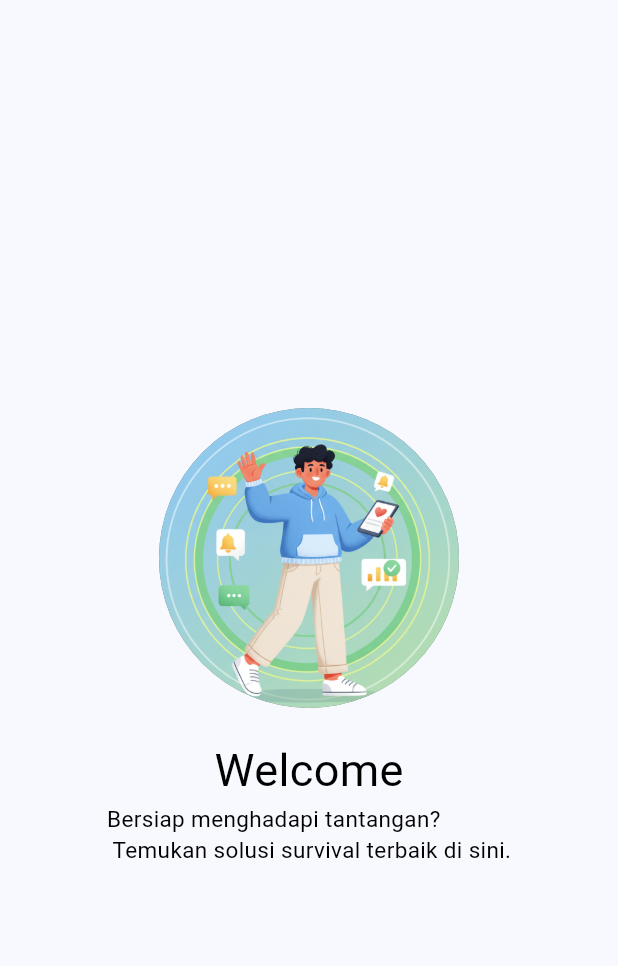
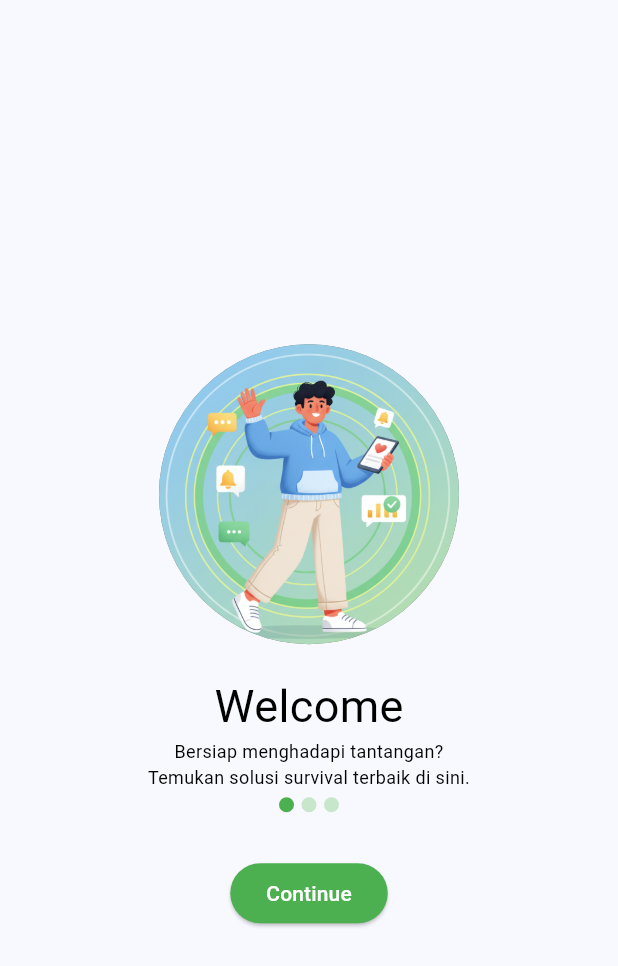
Before and after one commit to dwiilhammaulana/practice_week_6, a Flutter app: the screen it shows after launch, on a phone screen of 412 x 824 dp. Shown: the top 966 px of the screen. Run offline on Flutter 3.47's test engine with Material 3 defaults, Android fonts, the phone set to English and light mode, and no system bars.

Commit message:
buat button

```diff
--- a/lib/screen/splash_screen1.dart
+++ b/lib/screen/splash_screen1.dart
@@ -36,10 +36,56 @@ class Screen1 extends StatelessWidget {
             fontSize: 30,
             color: Colors.black
           )),
-          Text("Bersiap menghadapi tantangan? \n Temukan solusi survival terbaik di sini.",style: TextStyle(
-            fontSize: 15,
+          Text("Bersiap menghadapi tantangan?\nTemukan solusi survival terbaik di sini.",
+          textAlign: TextAlign.center,
+          style: TextStyle(
+            fontSize: 12,
             color: Colors.black
           )),
+          SizedBox(height: 5),
+          Row(
+                  mainAxisAlignment: MainAxisAlignment.center,
+                        children: [
+                          Container(
+                            height: 10,
+                            width: 10,
+                            decoration: BoxDecoration(
+                              shape: BoxShape.circle,
+                              color: Colors.green,
+                            ),
+                          ),
+                          SizedBox(width: 5),
+                          Container(
+                            height: 10,
+                            width: 10,
+                            decoration: BoxDecoration(
+                              shape: BoxShape.circle,
+                              color: Color(0xFFC8E6C9),
+                            ),
+                          ),
+                          SizedBox(width: 5),
+                          Container(
+                            height: 10,
+                            width: 10,
+                            decoration: BoxDecoration(
+                              shape: BoxShape.circle,
+                              color: Color(0xFFC8E6C9),
+                            ),
+                          ),
+                        ],
+                      ),
+                      SizedBox(height: 30),
+                          Container(
+                            child: ElevatedButton(onPressed: (){
+
+                            },
+                            style: ElevatedButton.styleFrom(
+                              backgroundColor: Colors.green,
+                            ),
+                             child: Text("Continue",style: TextStyle(
+                              color: Colors.white,
+                             ),)),
+                          )
          ],
         ),
       ),
```
